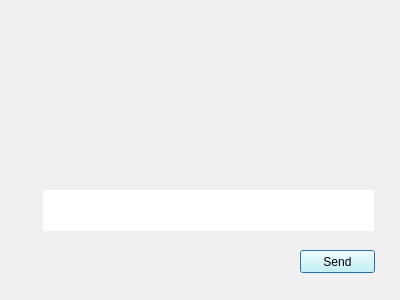
Old version of the form TrialClient/dialog.ui in the repository AnastasiaKoshel/Chat.
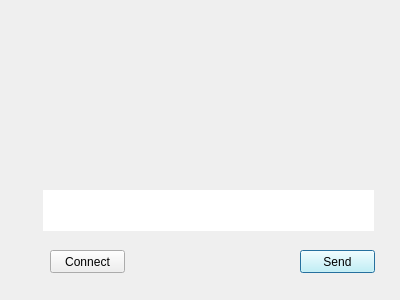
New version of the form.

```diff
--- a/TrialClient/dialog.ui
+++ b/TrialClient/dialog.ui
@@ -95,6 +95,19 @@
     <set>Qt::AlignBottom|Qt::AlignRight|Qt::AlignTrailing</set>
    </property>
   </widget>
+  <widget class="QPushButton" name="connectButton">
+   <property name="geometry">
+    <rect>
+     <x>50</x>
+     <y>250</y>
+     <width>75</width>
+     <height>23</height>
+    </rect>
+   </property>
+   <property name="text">
+    <string>Connect</string>
+   </property>
+  </widget>
  </widget>
  <resources/>
  <connections/>
```
